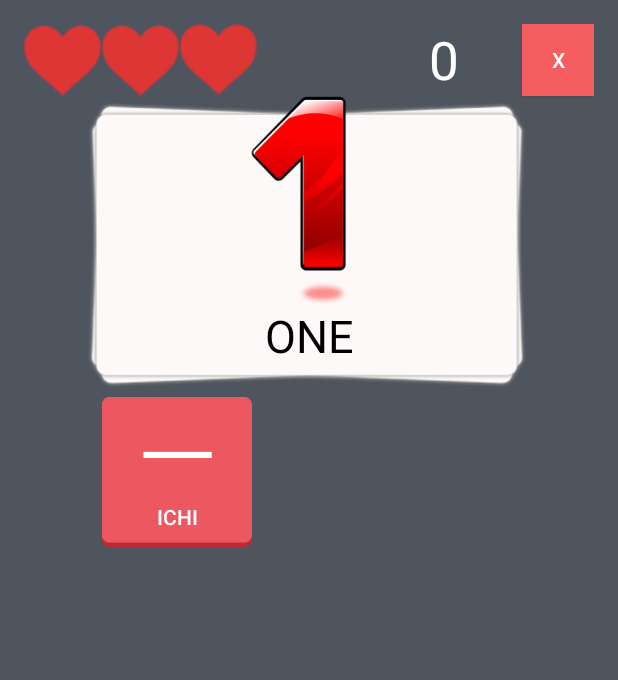
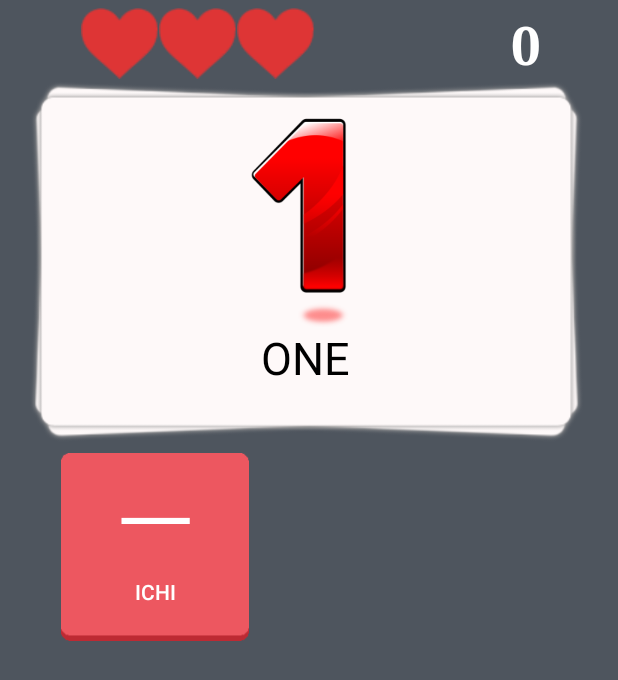
Before and after one commit to ihimawan/KakoiKanji, an Android app: the screen it shows after launch (MainPlay), after a tap on "playButton", on a phone screen of 412 x 824 dp. Shown: the top 680 px of the screen. Run offline under Robolectric (Android 15) with nearby library versions, the phone set to English and light mode, and no system bars.

Commit message:
PUJAN : UPDATED THE UI

```diff
--- a/app/src/main/res/layout-v14/activity_main.xml
+++ b/app/src/main/res/layout-v14/activity_main.xml
@@ -17,7 +17,8 @@
         android:layout_above="@+id/kanjiSwitch"
         android:layout_alignParentLeft="true"
         android:layout_alignParentStart="true"
-        android:contentDescription="playButton" />
+        android:contentDescription="playButton"
+        />
 
     <ImageView
         android:layout_width="300dp"
@@ -38,13 +39,17 @@
         android:checked="true"
         android:textColor="#ffffff"
         android:layout_alignParentBottom="true"
-        android:layout_centerHorizontal="true" />
+        android:layout_centerHorizontal="true"
+        android:typeface="serif"
+        android:textStyle="bold"/>
 
     <TextView
         android:layout_width="wrap_content"
         android:layout_height="wrap_content"
         android:textAppearance="?android:attr/textAppearanceLarge"
         android:text="BEST SCORE:"
+        android:typeface="serif"
+        android:textStyle="bold"
         android:id="@+id/textView2"
         android:textColor="#ffffff"
         android:layout_below="@+id/logo"
@@ -56,6 +61,8 @@
         android:layout_height="wrap_content"
         android:textAppearance="?android:attr/textAppearanceLarge"
         android:text="0"
+        android:typeface="serif"
+        android:textStyle="bold"
         android:id="@+id/highscore"
         android:textColor="#FFFFFF"
         android:textSize="90sp"
--- a/app/src/main/res/layout/activity_high_score.xml
+++ b/app/src/main/res/layout/activity_high_score.xml
@@ -14,7 +14,10 @@
         android:id="@+id/gameover"
         android:src="@drawable/gameoversign"
         android:layout_alignParentTop="true"
-        android:layout_centerHorizontal="true" />
+        android:layout_centerHorizontal="true"
+        android:layout_marginTop="8dp"
+        android:typeface="serif"
+        android:textStyle="bold"/>
 
     <ImageButton
         android:layout_width="wrap_content"
@@ -47,7 +50,9 @@
         android:src="@drawable/scoretext"
         android:layout_below="@+id/gameover"
         android:layout_centerHorizontal="true"
-        android:layout_marginTop="30dp" />
+        android:layout_marginTop="30dp"
+        android:typeface="serif"
+        android:textStyle="bold"/>
 
     <TextView
         android:layout_width="wrap_content"
@@ -58,7 +63,9 @@
         android:id="@+id/highscore"
         android:textColor="#fff"
         android:layout_above="@+id/quitButton"
-        android:layout_centerHorizontal="true" />
+        android:layout_centerHorizontal="true"
+        android:typeface="serif"
+        android:textStyle="bold"/>
 
     <TextView
         android:layout_width="wrap_content"
@@ -68,7 +75,9 @@
         android:id="@+id/bestscoreText"
         android:textColor="#fff"
         android:layout_below="@+id/highscore2"
-        android:layout_centerHorizontal="true" />
+        android:layout_centerHorizontal="true"
+        android:typeface="serif"
+        android:textStyle="bold"/>
 
     <TextView
         android:layout_width="wrap_content"
@@ -80,7 +89,9 @@
         android:textColor="#fff"
         android:layout_below="@+id/imageView"
         android:layout_centerHorizontal="true"
-        android:layout_marginTop="-10dp" />
+        android:layout_marginTop="-10dp"
+        android:typeface="serif"
+        android:textStyle="bold"/>
 
     <ImageView
         android:layout_width="wrap_content"
--- a/app/src/main/res/layout/activity_main_play.xml
+++ b/app/src/main/res/layout/activity_main_play.xml
@@ -26,10 +26,11 @@
         android:src="@drawable/card"
         android:clickable="true"
 
-        android:layout_below="@+id/quitButton"
+        android:layout_alignParentLeft="true"
+        android:layout_alignParentStart="true"
         android:layout_above="@+id/frameLayout2"
-        android:layout_alignParentRight="true"
-        android:layout_alignParentEnd="true" />
+        android:layout_below="@+id/highScoreDisp"
+        android:layout_marginTop="2dp"/>
 
 
     <TextView
@@ -43,26 +44,30 @@
         android:textSize="30sp"
         android:clickable="true"
         android:textColor="#000"
-        android:layout_below="@+id/questionImage"
-        android:layout_alignLeft="@+id/questionImage"
-        android:layout_alignStart="@+id/questionImage"
         android:textAlignment="inherit"
         android:textAllCaps="true"
-        tools:ignore="HardcodedText" />
+        tools:ignore="HardcodedText"
+        android:layout_alignRight="@+id/frameLayout2"
+        android:layout_alignEnd="@+id/highScoreDisp"
+        android:layout_alignLeft="@+id/frameLayout1"
+        android:layout_alignStart="@+id/frameLayout1"
+        android:layout_below="@+id/myViewFlipper" />
 
     <FrameLayout
         android:layout_width="wrap_content"
         android:layout_height="wrap_content"
         android:id="@+id/frameLayout1"
-        android:layout_marginTop="61dp"
-        android:layout_below="@+id/questionImage"
-        android:layout_alignLeft="@+id/life2"
-        android:layout_alignStart="@+id/life2">
+        android:layout_marginTop="44dp"
+        android:layout_below="@+id/questionText"
+        android:layout_alignParentLeft="true"
+        android:layout_alignParentStart="true"
+        android:layout_marginLeft="35dp"
+        android:layout_marginStart="26dp">
 
         <TextView
             android:id="@+id/kanjiChoice1"
-            android:layout_width="100dp"
-            android:layout_height="match_parent"
+            android:layout_width="match_parent"
+            android:layout_height="87dp"
             android:text="00"
             android:gravity="center"
             android:layout_centerHorizontal="true"
@@ -73,8 +78,8 @@
 
         <Button
             android:id="@+id/answer1"
-            android:layout_width="100dip"
-            android:layout_height="100dip"
+            android:layout_width="125dip"
+            android:layout_height="125dip"
             android:text="ICHI"
             android:paddingTop="60dp"
             android:background="@drawable/answerbutton"
@@ -89,13 +94,14 @@
         android:layout_height="wrap_content"
         android:id="@+id/frameLayout2"
         android:layout_alignTop="@+id/frameLayout1"
-        android:layout_toLeftOf="@+id/quitButton"
-        android:layout_toStartOf="@+id/quitButton">
+        android:layout_alignRight="@+id/highScoreDisp"
+        android:layout_alignEnd="@+id/highScoreDisp"
+        android:layout_marginRight="30dp">
 
         <TextView
             android:id="@+id/kanjiChoice2"
-            android:layout_width="100dp"
-            android:layout_height="match_parent"
+            android:layout_width="match_parent"
+            android:layout_height="87dp"
             android:text="00"
             android:gravity="center"
             android:layout_centerHorizontal="true"
@@ -106,13 +112,13 @@
 
         <Button
             android:id="@+id/answer2"
-            android:layout_width="100dip"
-            android:layout_height="100dip"
+            android:layout_width="125dip"
+            android:layout_height="125dip"
             android:text="NI"
             android:paddingTop="60dp"
             android:background="@drawable/answerbutton"
             android:onClick="onClick2"
-            android:layout_gravity="center_horizontal|top"
+            android:layout_gravity="right|center_vertical"
             tools:ignore="HardcodedText" />
 
     </FrameLayout>
@@ -123,12 +129,13 @@
         android:id="@+id/frameLayout3"
         android:layout_alignParentBottom="true"
         android:layout_alignLeft="@+id/frameLayout1"
-        android:layout_alignStart="@+id/frameLayout1">
+        android:layout_alignStart="@+id/frameLayout1"
+        android:layout_marginBottom="15dp">
 
         <Button
             android:id="@+id/answer3"
-            android:layout_width="100dip"
-            android:layout_height="100dip"
+            android:layout_width="125dip"
+            android:layout_height="125dip"
             android:text="SAN"
             android:paddingTop="60dp"
             android:onClick="onClick3"
@@ -136,8 +143,8 @@
             tools:ignore="HardcodedText"></Button>
 
         <TextView
-            android:layout_width="100dp"
-            android:layout_height="wrap_content"
+            android:layout_width="match_parent"
+            android:layout_height="87dp"
             android:text="00"
 
             android:textSize="50dip"
@@ -159,8 +166,8 @@
 
         <TextView
             android:id="@+id/kanjiChoice4"
-            android:layout_width="100dp"
-            android:layout_height="wrap_content"
+            android:layout_width="match_parent"
+            android:layout_height="87dp"
             android:text="00"
             android:gravity="center"
             android:layout_centerHorizontal="true"
@@ -170,8 +177,8 @@
 
         <Button
             android:id="@+id/answer4"
-            android:layout_width="100dp"
-            android:layout_height="100dip"
+            android:layout_width="125dp"
+            android:layout_height="125dip"
             android:text="YONG"
             android:paddingTop="60dp"
             android:onClick="onClick4"
@@ -182,63 +189,58 @@
     </FrameLayout>
 
     <TextView
-        android:layout_width="wrap_content"
-        android:layout_height="wrap_content"
+        android:layout_width="90dp"
+        android:layout_height="42dp"
         android:textAppearance="?android:attr/textAppearanceLarge"
         android:text="0"
         android:id="@+id/highScoreDisp"
         android:textColor="#fff"
-        android:layout_alignRight="@+id/questionImage"
-        android:layout_alignEnd="@+id/questionImage"
+        tools:ignore="HardcodedText"
+        android:layout_alignParentTop="true"
+        android:layout_toEndOf="@+id/questionImage"
+        android:gravity="center"
+        android:typeface="serif"
+        android:textStyle="bold"
         android:textSize="35dp"
-        tools:ignore="HardcodedText" />
-
-    <Button
-        style="?android:attr/buttonStyleSmall"
-        android:layout_width="wrap_content"
-        android:layout_height="wrap_content"
-        android:text="x"
-        android:id="@+id/quitButton"
-        android:onClick="quitButtonClicked"
-        android:background="#F55D60"
-        android:layout_alignParentTop="true"
-        android:layout_alignRight="@+id/card"
-        android:layout_alignEnd="@+id/card"
-        tools:ignore="HardcodedText" />
+        android:layout_toRightOf="@+id/questionImage" />
 
     <ImageView
         android:layout_width="wrap_content"
         android:layout_height="wrap_content"
         android:id="@+id/life3"
         android:src="@drawable/heart"
-        android:layout_alignParentTop="true"
+        android:layout_alignTop="@+id/life2"
         android:layout_toRightOf="@+id/life2"
-        android:layout_toEndOf="@+id/life2" />
+        android:layout_alignBottom="@+id/life1" />
 
     <ImageView
         android:layout_width="wrap_content"
         android:layout_height="wrap_content"
         android:id="@+id/life2"
         android:src="@drawable/heart"
-        android:layout_above="@+id/card"
-        android:layout_toRightOf="@+id/life1"
-        android:layout_toEndOf="@+id/life1" />
+        android:layout_alignTop="@+id/highScoreDisp"
+        android:layout_alignLeft="@+id/questionImage"
+        android:layout_alignStart="@+id/questionImage"
+        android:layout_alignBottom="@+id/life1"
+         />
 
     <ImageView
         android:layout_width="wrap_content"
         android:layout_height="wrap_content"
         android:id="@+id/life1"
         android:src="@drawable/heart"
-        android:layout_alignTop="@+id/life2"
-        android:layout_alignParentLeft="true"
-        android:layout_alignParentStart="true" />
+        android:layout_alignTop="@+id/highScoreDisp"
+        android:layout_toLeftOf="@+id/life2"
+        android:layout_toStartOf="@+id/life2"
+       />
 
     <ImageView
         android:layout_width="200dp"
         android:layout_height="140dp"
         android:id="@+id/questionImage"
         android:layout_centerHorizontal="true"
-        android:layout_below="@+id/life3" />
+        android:layout_below="@+id/life3"
+        android:layout_marginTop="25dp"/>
 
     <ImageView
         android:layout_width="400dp"
--- a/app/src/main/res/values/dimens.xml
+++ b/app/src/main/res/values/dimens.xml
@@ -1,5 +1,5 @@
 <resources>
     <!-- Default screen margins, per the Android Design guidelines. -->
-    <dimen name="activity_horizontal_margin">16dp</dimen>
-    <dimen name="activity_vertical_margin">16dp</dimen>
+    <dimen name="activity_horizontal_margin">5dp</dimen>
+    <dimen name="activity_vertical_margin">5dp</dimen>
 </resources>
```
